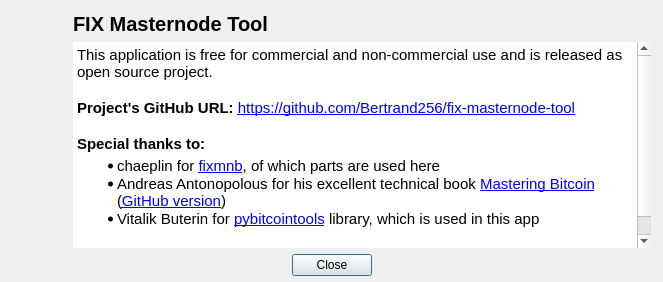
Before: the Qt Designer form src/ui/ui_about_dlg.ui in Vladimir7280/dash-masternode-tool, drawn with Qt 5.
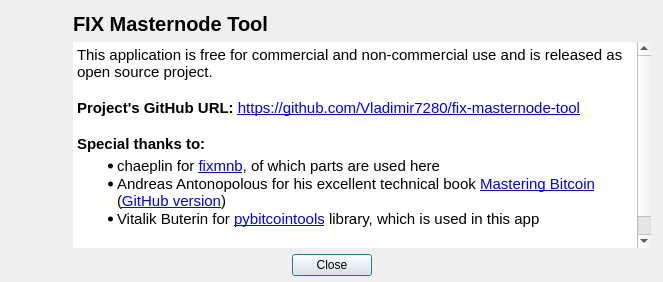
After: the same form once the commit is applied.

Diff of the .ui file:
```diff
--- a/src/ui/ui_about_dlg.ui
+++ b/src/ui/ui_about_dlg.ui
@@ -134,7 +134,7 @@
 &lt;/style&gt;&lt;/head&gt;&lt;body style=&quot; font-family:'Arial'; font-size:13pt; font-weight:400; font-style:normal;&quot;&gt;
 &lt;p style=&quot; margin-top:0px; margin-bottom:0px; margin-left:0px; margin-right:0px; -qt-block-indent:0; text-indent:0px;&quot;&gt;&lt;span style=&quot; font-size:11pt;&quot;&gt;This application is free for commercial and non-commercial use and is released as open source project.&lt;/span&gt;&lt;/p&gt;
 &lt;p style=&quot; margin-top:0px; margin-bottom:0px; margin-left:0px; margin-right:0px; -qt-block-indent:0; text-indent:0px;&quot;&gt;&lt;span style=&quot; font-size:11pt;&quot;&gt; &lt;/span&gt;&lt;/p&gt;
-&lt;p style=&quot; margin-top:0px; margin-bottom:0px; margin-left:0px; margin-right:0px; -qt-block-indent:0; text-indent:0px;&quot;&gt;&lt;span style=&quot; font-size:11pt; font-weight:600;&quot;&gt;Project's GitHub URL:&lt;/span&gt;&lt;span style=&quot; font-size:11pt;&quot;&gt; &lt;/span&gt;&lt;a href=&quot;https://github.com/Bertrand256/fix-masternode-tool&quot;&gt;&lt;span style=&quot; font-size:11pt; text-decoration: underline; color:#0000ff;&quot;&gt;https://github.com/Bertrand256/fix-masternode-tool&lt;/span&gt;&lt;/a&gt;&lt;span style=&quot; font-size:11pt;&quot;&gt; &lt;/span&gt;&lt;/p&gt;
+&lt;p style=&quot; margin-top:0px; margin-bottom:0px; margin-left:0px; margin-right:0px; -qt-block-indent:0; text-indent:0px;&quot;&gt;&lt;span style=&quot; font-size:11pt; font-weight:600;&quot;&gt;Project's GitHub URL:&lt;/span&gt;&lt;span style=&quot; font-size:11pt;&quot;&gt; &lt;/span&gt;&lt;a href=&quot;https://github.com/Vladimir7280/fix-masternode-tool&quot;&gt;&lt;span style=&quot; font-size:11pt; text-decoration: underline; color:#0000ff;&quot;&gt;https://github.com/Vladimir7280/fix-masternode-tool&lt;/span&gt;&lt;/a&gt;&lt;span style=&quot; font-size:11pt;&quot;&gt; &lt;/span&gt;&lt;/p&gt;
 &lt;p style=&quot;-qt-paragraph-type:empty; margin-top:0px; margin-bottom:0px; margin-left:0px; margin-right:0px; -qt-block-indent:0; text-indent:0px; font-size:11pt;&quot;&gt;&lt;br /&gt;&lt;/p&gt;
 &lt;p style=&quot; margin-top:0px; margin-bottom:0px; margin-left:0px; margin-right:0px; -qt-block-indent:0; text-indent:0px;&quot;&gt;&lt;span style=&quot; font-size:11pt; font-weight:600;&quot;&gt;Special thanks to:&lt;/span&gt;&lt;/p&gt;
 &lt;ul style=&quot;margin-top: 0px; margin-bottom: 0px; margin-left: 0px; margin-right: 0px; -qt-list-indent: 1;&quot;&gt;&lt;li style=&quot; font-size:11pt;&quot; style=&quot; margin-top:4px; margin-bottom:0px; margin-left:0px; margin-right:0px; -qt-block-indent:0; text-indent:0px;&quot;&gt;chaeplin for &lt;a href=&quot;https://github.com/chaeplin/fixmnb&quot;&gt;&lt;span style=&quot; text-decoration: underline; color:#0000ff;&quot;&gt;fixmnb&lt;/span&gt;&lt;/a&gt;, of which parts are used here&lt;/li&gt;
```
